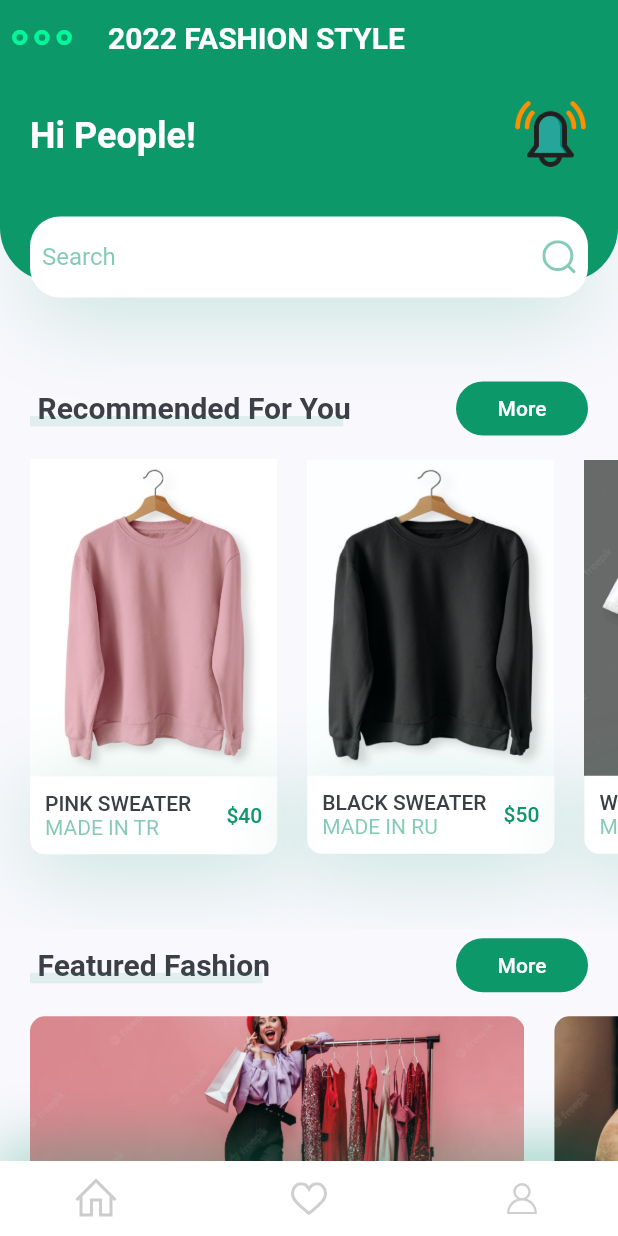
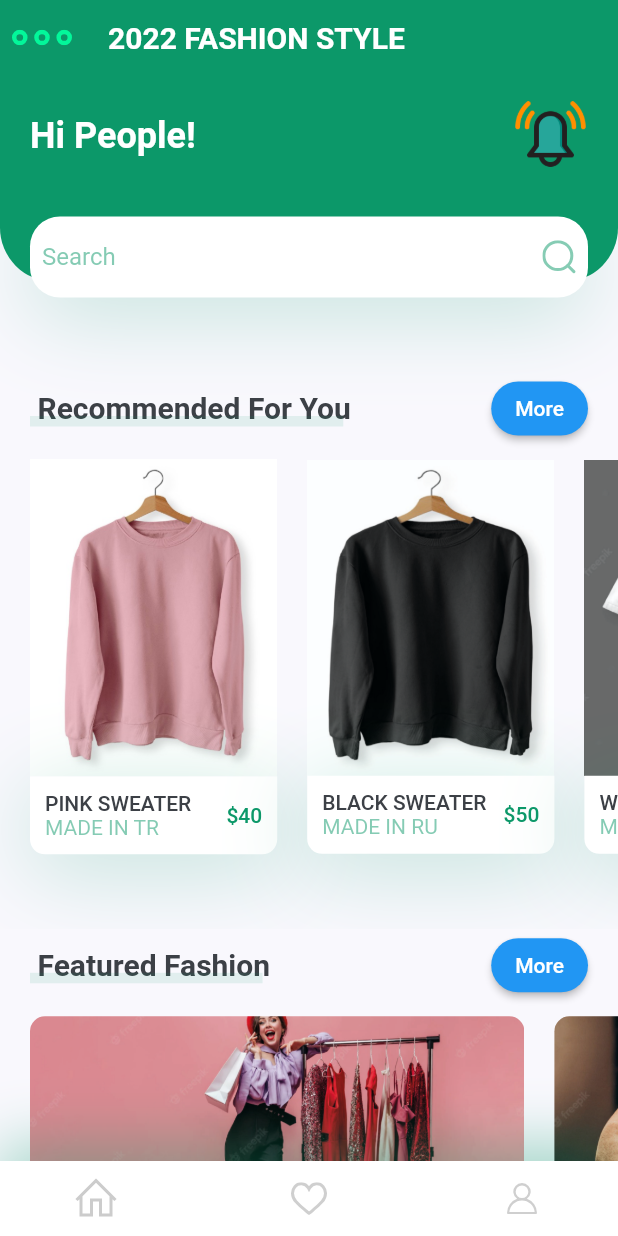
Before and after one commit to mkiziltay/Fashion_App_UI_Design, a Flutter app: the screen it shows after launch, on a phone screen of 412 x 824 dp. Run offline on Flutter 3.47's test engine with Material 2 defaults, Android fonts, the phone set to English and light mode, and no system bars; our stand-ins replace flutter_svg.

Commit message:
button edited

```diff
--- a/lib/screens/home/components/title_with_buttonmore.dart
+++ b/lib/screens/home/components/title_with_buttonmore.dart
@@ -21,15 +21,15 @@ class TitleWithButtonMore extends StatelessWidget {
         children: [
           TitleWithCustomUnderLine(text: title.toString()),
           Spacer(),
-          FlatButton(
-              onPressed:() => press,
-              color: kPrimaryColor,
-              shape: RoundedRectangleBorder(
-                  borderRadius: BorderRadius.circular(20)),
-              child: Text(
-                'More',
-                style: TextStyle(color: Colors.white),
-              ))
+          ElevatedButton(
+                onPressed: () {},
+                style: ButtonStyle(
+                    shape: MaterialStateProperty.all<RoundedRectangleBorder>(
+                        RoundedRectangleBorder(
+                  borderRadius: BorderRadius.circular(20)))),
+                child: Text("More",
+                    style: TextStyle(color: Colors.white)),
+              )
         ],
       ),
     );
```
